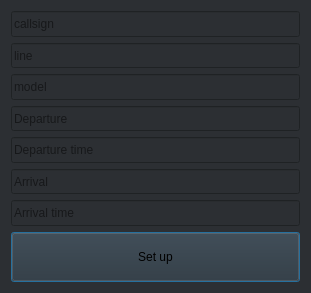
Before: the Qt Designer form ui/filter.ui in mikalaytsepl/FlightsAround, drawn with Qt 5.
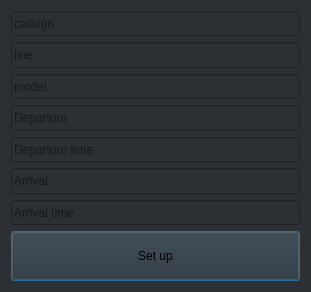
After: the same form once the commit is applied.

Commit message: continue working on a filter and test them checking things

```diff
--- a/ui/filter.ui
+++ b/ui/filter.ui
@@ -7,7 +7,7 @@
     <x>0</x>
     <y>0</y>
     <width>311</width>
-    <height>293</height>
+    <height>292</height>
    </rect>
   </property>
   <property name="windowTitle">
```
Left out of the diff: 14 changed lines with no effect on the pictures. The commit also changes 2 other files.
